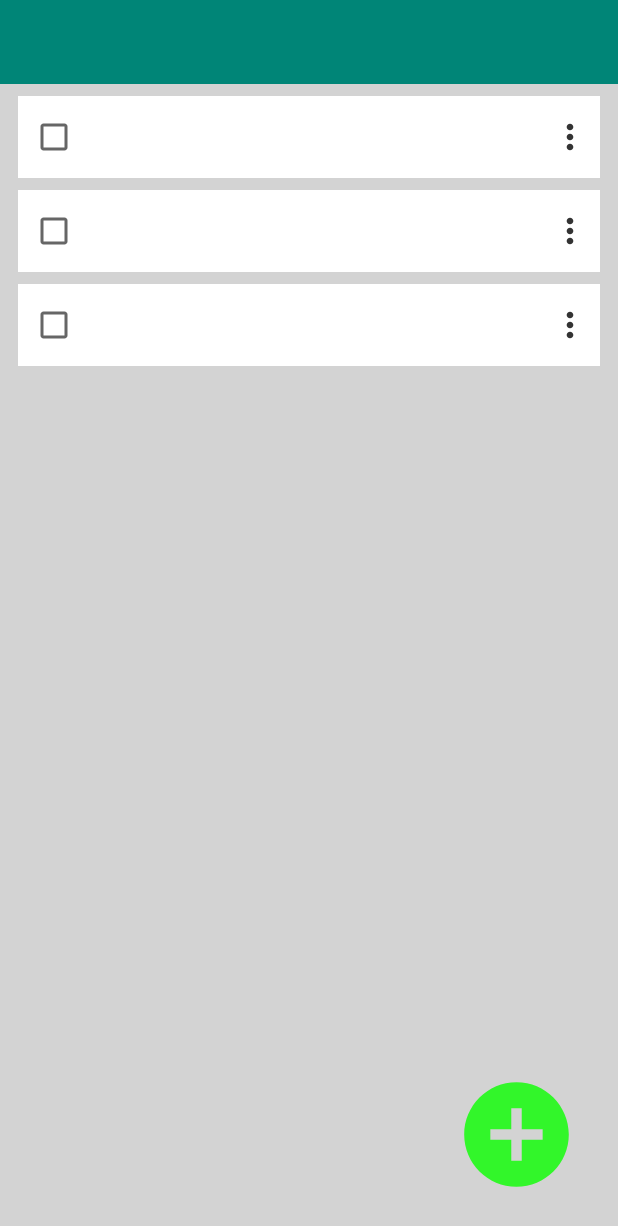
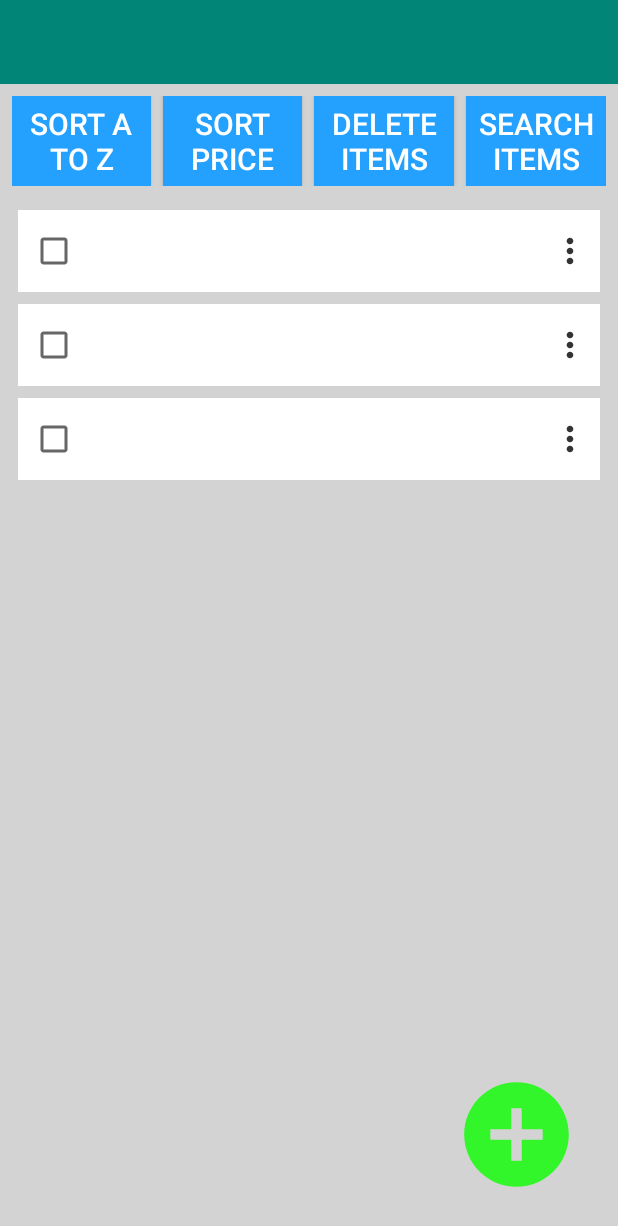
Before and after one commit to DHua5922/Simple-Grocery-List, an Android app: the layout activity_main.xml on its own in the app's theme, with its tools: preview values and no code run, on a phone screen of 412 x 824 dp. Shown: the top 1226 px of the screen. Run offline under Robolectric (Android 15) with nearby library versions, the phone set to English and light mode, and no system bars.

Commit message:
Added 4 buttons that manage list being viewed

```diff
--- a/app/src/main/res/layout/activity_main.xml
+++ b/app/src/main/res/layout/activity_main.xml
@@ -11,13 +11,53 @@
         layout="@layout/list_toolbar"
         style="@style/ToolbarStyle"/>
 
+    <LinearLayout
+        android:id="@+id/btns_list_control"
+        android:layout_width="match_parent"
+        android:layout_height="wrap_content"
+        android:orientation="horizontal"
+        android:weightSum="4"
+        android:layout_margin="@dimen/btn_ctrl_list_padding"
+        app:layout_constraintBottom_toTopOf="@+id/item_list"
+        app:layout_constraintEnd_toEndOf="parent"
+        app:layout_constraintStart_toStartOf="parent"
+        app:layout_constraintTop_toBottomOf="@+id/toolbar_layout">
+
+        <Button
+            android:text="@string/btn_sort_alphabetically"
+            android:layout_marginRight="@dimen/btn_ctrl_list_minor_padding"
+            android:layout_marginEnd="@dimen/btn_ctrl_list_minor_padding"
+            style="@style/ListCtrlButton">
+        </Button>
+
+        <Button
+            android:text="@string/btn_sort_price"
+            android:layout_marginRight="@dimen/btn_ctrl_list_minor_padding"
+            android:layout_marginEnd="@dimen/btn_ctrl_list_minor_padding"
+            style="@style/ListCtrlButton">
+        </Button>
+
+        <Button
+            android:text="@string/btn_delete_items"
+            android:layout_marginRight="@dimen/btn_ctrl_list_minor_padding"
+            android:layout_marginEnd="@dimen/btn_ctrl_list_minor_padding"
+            style="@style/ListCtrlButton">
+        </Button>
+
+        <Button
+            android:text="@string/btn_get_items"
+            style="@style/ListCtrlButton">
+        </Button>
+
+    </LinearLayout>
+
     <androidx.recyclerview.widget.RecyclerView
         android:id="@+id/item_list"
         style="@style/ItemList"
         app:layout_constraintBottom_toBottomOf="parent"
         app:layout_constraintEnd_toEndOf="parent"
         app:layout_constraintStart_toStartOf="parent"
-        app:layout_constraintTop_toBottomOf="@+id/toolbar_layout"
+        app:layout_constraintTop_toBottomOf="@+id/btns_list_control"
         tools:listitem="@layout/item_display">
 
     </androidx.recyclerview.widget.RecyclerView>
```
